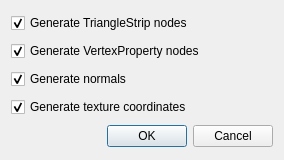
The window that ui/ivfix_options.ui (iocroblab/coindesigner) describes before a commit, drawn with Qt 5.
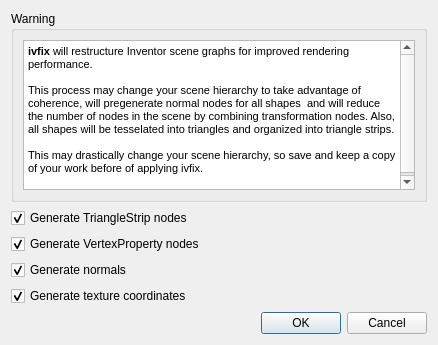
The same window after the commit.

Diff of the .ui file:
```diff
--- a/ui/ivfix_options.ui
+++ b/ui/ivfix_options.ui
@@ -5,14 +5,38 @@
    <rect>
     <x>0</x>
     <y>0</y>
-    <width>284</width>
-    <height>160</height>
+    <width>438</width>
+    <height>345</height>
    </rect>
   </property>
   <property name="windowTitle" >
    <string>Ivfix options</string>
   </property>
   <layout class="QVBoxLayout" >
+   <item>
+    <widget class="QGroupBox" name="groupBox" >
+     <property name="title" >
+      <string>Warning</string>
+     </property>
+     <layout class="QVBoxLayout" >
+      <item>
+       <widget class="QTextBrowser" name="textBrowser" >
+        <property name="html" >
+         <string>&lt;html>&lt;head>&lt;meta name="qrichtext" content="1" />&lt;style type="text/css">
+p, li { white-space: pre-wrap; }
+&lt;/style>&lt;/head>&lt;body style=" font-family:'MS Shell Dlg 2'; font-size:8.25pt; font-weight:400; font-style:normal;">
+&lt;p style=" margin-top:0px; margin-bottom:0px; margin-left:0px; margin-right:0px; -qt-block-indent:0; text-indent:0px; font-size:8pt;">&lt;span style=" font-weight:600;">ivfix&lt;/span> will restructure Inventor scene graphs for improved rendering performance.&lt;/p>
+&lt;p style="-qt-paragraph-type:empty; margin-top:0px; margin-bottom:0px; margin-left:0px; margin-right:0px; -qt-block-indent:0; text-indent:0px; font-size:8pt;">&lt;/p>
+&lt;p style=" margin-top:0px; margin-bottom:0px; margin-left:0px; margin-right:0px; -qt-block-indent:0; text-indent:0px; font-size:8pt;">This process may change your scene hierarchy to take advantage of coherence, will pregenerate normal nodes for all shapes  and will reduce the number of nodes in the scene by combining transformation nodes. Also, all shapes will be tesselated into triangles and organized into triangle strips.&lt;/p>
+&lt;p style="-qt-paragraph-type:empty; margin-top:0px; margin-bottom:0px; margin-left:0px; margin-right:0px; -qt-block-indent:0; text-indent:0px; font-size:8pt;">&lt;/p>
+&lt;p style=" margin-top:0px; margin-bottom:0px; margin-left:0px; margin-right:0px; -qt-block-indent:0; text-indent:0px; font-size:8pt;">This may drastically change your scene hierarchy, so save and keep a copy of your work before of applying ivfix.&lt;/p>
+&lt;p style="-qt-paragraph-type:empty; margin-top:0px; margin-bottom:0px; margin-left:0px; margin-right:0px; -qt-block-indent:0; text-indent:0px; font-size:8pt;">&lt;/p>&lt;/body>&lt;/html></string>
+        </property>
+       </widget>
+      </item>
+     </layout>
+    </widget>
+   </item>
    <item>
     <widget class="QCheckBox" name="strips_chkbox" >
      <property name="text" >
```
